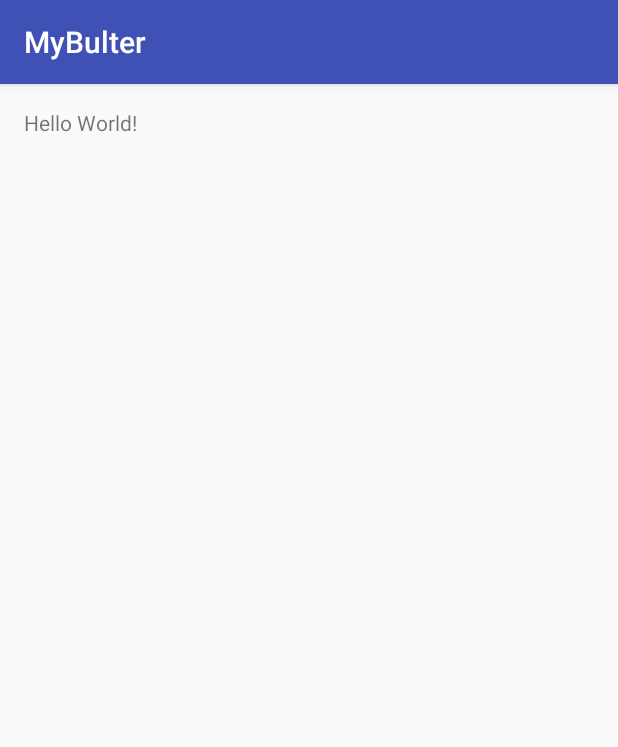
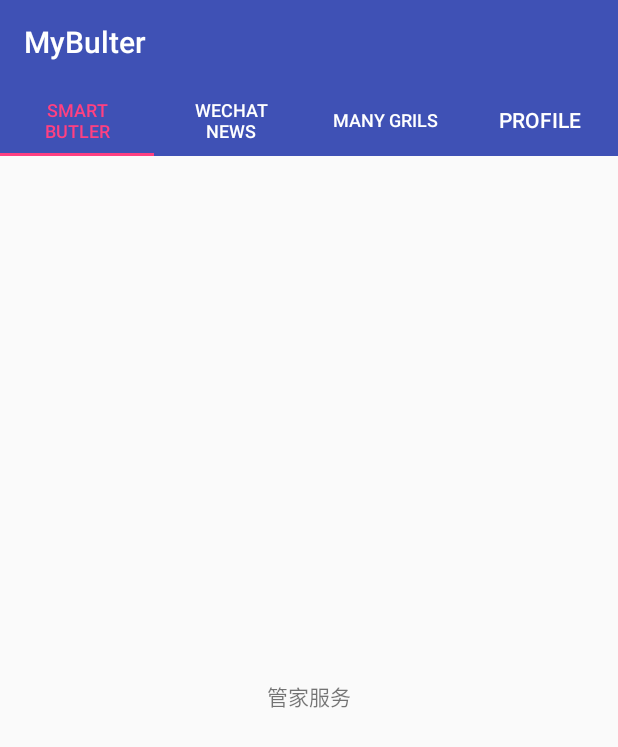
Before and after one commit to yxnne/MyBulter, an Android app: the screen it shows after launch (MainActivity), on a phone screen of 412 x 824 dp. Shown: the top 747 px of the screen. Run offline under Robolectric (Android 15) with nearby library versions, the phone set to English and light mode, and no system bars.

Commit message:
MainPage ： FLoatingActionButton TabLayout+ViewPager and Fragment

```diff
--- a/app/build.gradle
+++ b/app/build.gradle
@@ -25,5 +25,6 @@ dependencies {
         exclude group: 'com.android.support', module: 'support-annotations'
     })
     compile 'com.android.support:appcompat-v7:23.4.0'
+    compile 'com.android.support:design:23.4.0'
     testCompile 'junit:junit:4.12'
 }
--- a/app/src/main/java/com/yxnne/mybulter/MainActivity.java
+++ b/app/src/main/java/com/yxnne/mybulter/MainActivity.java
@@ -1,13 +1,137 @@
 package com.yxnne.mybulter;
 
+import android.content.Intent;
+import android.support.design.widget.FloatingActionButton;
+import android.support.design.widget.TabLayout;
+import android.support.v4.app.Fragment;
+import android.support.v4.app.FragmentPagerAdapter;
+import android.support.v4.view.ViewPager;
 import android.support.v7.app.AppCompatActivity;
 import android.os.Bundle;
+import android.view.View;
 
-public class MainActivity extends AppCompatActivity {
+import com.yxnne.mybulter.activity.SettingActivity;
+import com.yxnne.mybulter.fragment.ButlerFragment;
+import com.yxnne.mybulter.fragment.GrilFragment;
+import com.yxnne.mybulter.fragment.UserFragment;
+import com.yxnne.mybulter.fragment.WeChatFragment;
+
+import java.util.ArrayList;
+import java.util.List;
+
+public class MainActivity extends AppCompatActivity implements View.OnClickListener {
+
+    //控件
+    private TabLayout mTabLayout;
+    private ViewPager mViewPager;
+    private FloatingActionButton mFab;
+
+    //mTabLayout 要使用的标签列表
+    private List<String> mTittle;
+    //ViewPager 中放入的Fragment
+    private List<Fragment> mFragments;
 
     @Override
     protected void onCreate(Bundle savedInstanceState) {
         super.onCreate(savedInstanceState);
         setContentView(R.layout.activity_main);
+        //去掉actionbar的阴影
+        getSupportActionBar().setElevation(0);
+        initData();
+        initView();
+    }
+
+    /**
+     * 初始化控件
+     */
+    private void initView() {
+        mTabLayout = (TabLayout) findViewById(R.id.tab_main);
+        mViewPager = (ViewPager) findViewById(R.id.vp_main);
+        mFab = (FloatingActionButton) findViewById(R.id.fab_main);
+        //懸浮按鈕點擊事件
+        mFab.setOnClickListener(this);
+        //首页隐藏掉
+        mFab.setVisibility(View.GONE);
+
+        //ViewPager预加载
+        mViewPager.setOffscreenPageLimit(mFragments.size());
+        //ViewPager设置适配器
+        mViewPager.setAdapter(new FragmentPagerAdapter(getSupportFragmentManager()) {
+            @Override
+            public Fragment getItem(int position) {
+                return mFragments.get(position);
+            }
+
+            @Override
+            public int getCount() {
+                return mFragments.size();
+            }
+
+            //设置标题
+            @Override
+            public CharSequence getPageTitle(int position) {
+                return mTittle.get(position);
+            }
+        });
+        //ViewPager的滑动监听
+        mViewPager.addOnPageChangeListener(new ViewPager.OnPageChangeListener() {
+            @Override
+            public void onPageScrolled(int position, float positionOffset, int positionOffsetPixels) {
+
+            }
+
+            @Override
+            public void onPageSelected(int position) {
+                //在第一页隐藏掉FloatingActionButton
+                if(mFab != null) {
+                    if (position == 0) {
+                        mFab.setVisibility(View.GONE);
+
+                    }else{
+                        mFab.setVisibility(View.VISIBLE);
+                    }
+                }
+            }
+
+            @Override
+            public void onPageScrollStateChanged(int state) {
+
+            }
+        });
+
+        //ViewPager和TabLayout进行绑定
+        mTabLayout.setupWithViewPager(mViewPager);
+
+    }
+
+    /**
+     * 初始化数据
+     */
+    private void initData() {
+        mTittle = new ArrayList<>();
+        mTittle.add(getString(R.string.tag_main_1));
+        mTittle.add(getString(R.string.tag_main_2));
+        mTittle.add(getString(R.string.tag_main_3));
+        mTittle.add(getString(R.string.tag_main_4));
+
+        mFragments = new ArrayList<>();
+        mFragments.add(new ButlerFragment());
+        mFragments.add(new WeChatFragment());
+        mFragments.add(new GrilFragment());
+        mFragments.add(new UserFragment());
+
+    }
+
+    @Override
+    public void onClick(View v) {
+        switch (v.getId()){
+            case R.id.fab_main://跳转到设置界面
+                Intent intent = new Intent(MainActivity.this, SettingActivity.class);
+                startActivity(intent);
+                break;
+            default:
+                break;
+
+        }
     }
 }
--- /dev/null
+++ b/app/src/main/java/com/yxnne/mybulter/fragment/ButlerFragment.java
@@ -0,0 +1,26 @@
+package com.yxnne.mybulter.fragment;
+
+import android.os.Bundle;
+import android.support.annotation.Nullable;
+import android.support.v4.app.Fragment;
+import android.view.LayoutInflater;
+import android.view.View;
+import android.view.ViewGroup;
+
+import com.yxnne.mybulter.R;
+
+/**
+ * Class Full Name  : com.yxnne.mybulter.fragment.ButlerFragment
+ * Author Name      : yxnne
+ * Create Time      : 2017/2/7
+ * Project Name     : MyBulter
+ * Descriptions     : 管家服务
+ */
+public class ButlerFragment extends Fragment {
+    @Nullable
+    @Override
+    public View onCreateView(LayoutInflater inflater, @Nullable ViewGroup container, @Nullable Bundle savedInstanceState) {
+        View view = inflater.inflate(R.layout.fragment_butler,null);
+        return view;
+    }
+}
--- /dev/null
+++ b/app/src/main/java/com/yxnne/mybulter/fragment/GrilFragment.java
@@ -0,0 +1,26 @@
+package com.yxnne.mybulter.fragment;
+
+import android.os.Bundle;
+import android.support.annotation.Nullable;
+import android.support.v4.app.Fragment;
+import android.view.LayoutInflater;
+import android.view.View;
+import android.view.ViewGroup;
+
+import com.yxnne.mybulter.R;
+
+/**
+ * Class Full Name  : com.yxnne.mybulter.fragment.ButlerFragment
+ * Author Name      : yxnne
+ * Create Time      : 2017/2/7
+ * Project Name     : MyBulter
+ * Descriptions     : 图片服务
+ */
+public class GrilFragment extends Fragment {
+    @Nullable
+    @Override
+    public View onCreateView(LayoutInflater inflater, @Nullable ViewGroup container, @Nullable Bundle savedInstanceState) {
+        View view = inflater.inflate(R.layout.fragment_gril,null);
+        return view;
+    }
+}
--- /dev/null
+++ b/app/src/main/java/com/yxnne/mybulter/fragment/UserFragment.java
@@ -0,0 +1,26 @@
+package com.yxnne.mybulter.fragment;
+
+import android.os.Bundle;
+import android.support.annotation.Nullable;
+import android.support.v4.app.Fragment;
+import android.view.LayoutInflater;
+import android.view.View;
+import android.view.ViewGroup;
+
+import com.yxnne.mybulter.R;
+
+/**
+ * Class Full Name  : com.yxnne.mybulter.fragment.ButlerFragment
+ * Author Name      : yxnne
+ * Create Time      : 2017/2/7
+ * Project Name     : MyBulter
+ * Descriptions     : 个人服务
+ */
+public class UserFragment extends Fragment {
+    @Nullable
+    @Override
+    public View onCreateView(LayoutInflater inflater, @Nullable ViewGroup container, @Nullable Bundle savedInstanceState) {
+        View view = inflater.inflate(R.layout.fragment_user,null);
+        return view;
+    }
+}
--- /dev/null
+++ b/app/src/main/java/com/yxnne/mybulter/fragment/WeChatFragment.java
@@ -0,0 +1,26 @@
+package com.yxnne.mybulter.fragment;
+
+import android.os.Bundle;
+import android.support.annotation.Nullable;
+import android.support.v4.app.Fragment;
+import android.view.LayoutInflater;
+import android.view.View;
+import android.view.ViewGroup;
+
+import com.yxnne.mybulter.R;
+
+/**
+ * Class Full Name  : com.yxnne.mybulter.fragment.ButlerFragment
+ * Author Name      : yxnne
+ * Create Time      : 2017/2/7
+ * Project Name     : MyBulter
+ * Descriptions     : 微信精选服务
+ */
+public class WeChatFragment extends Fragment {
+    @Nullable
+    @Override
+    public View onCreateView(LayoutInflater inflater, @Nullable ViewGroup container, @Nullable Bundle savedInstanceState) {
+        View view = inflater.inflate(R.layout.fragment_wechat,null);
+        return view;
+    }
+}
--- a/app/src/main/res/layout/activity_main.xml
+++ b/app/src/main/res/layout/activity_main.xml
@@ -1,18 +1,48 @@
 <?xml version="1.0" encoding="utf-8"?>
-<RelativeLayout
-    xmlns:android="http://schemas.android.com/apk/res/android"
+<RelativeLayout xmlns:android="http://schemas.android.com/apk/res/android"
+    xmlns:app="http://schemas.android.com/apk/res-auto"
     xmlns:tools="http://schemas.android.com/tools"
     android:id="@+id/activity_main"
     android:layout_width="match_parent"
     android:layout_height="match_parent"
-    android:paddingBottom="@dimen/activity_vertical_margin"
-    android:paddingLeft="@dimen/activity_horizontal_margin"
-    android:paddingRight="@dimen/activity_horizontal_margin"
-    android:paddingTop="@dimen/activity_vertical_margin"
+
     tools:context="com.yxnne.mybulter.MainActivity">
 
-    <TextView
-        android:layout_width="wrap_content"
-        android:layout_height="wrap_content"
-        android:text="Hello World!"/>
+    <LinearLayout
+        android:layout_width="match_parent"
+        android:layout_height="match_parent"
+        android:orientation="vertical">
+
+
+        <android.support.design.widget.TabLayout
+            android:id="@+id/tab_main"
+            android:layout_width="match_parent"
+            android:layout_height="wrap_content"
+            android:background="@color/colorPrimary"
+            app:tabGravity="fill"
+            app:tabIndicatorColor="@color/colorAccent"
+            app:tabMode="fixed"
+            app:tabSelectedTextColor="@color/colorAccent"
+            app:tabTextColor="@android:color/white" />
+
+        <android.support.v4.view.ViewPager
+            android:id="@+id/vp_main"
+            android:layout_width="match_parent"
+            android:layout_height="0dp"
+            android:layout_weight="1">
+
+        </android.support.v4.view.ViewPager>
+
+
+    </LinearLayout>
+<android.support.design.widget.FloatingActionButton
+    android:id="@+id/fab_main"
+    android:layout_width="wrap_content"
+    android:layout_height="wrap_content"
+    android:layout_alignParentBottom="true"
+    android:layout_alignParentEnd="true"
+    android:layout_marginEnd="15dp"
+    android:layout_marginBottom="15dp"
+    android:src="@drawable/icon_setting"/>
+
 </RelativeLayout>
--- /dev/null
+++ b/app/src/main/res/layout/fragment_butler.xml
@@ -0,0 +1,14 @@
+<?xml version="1.0" encoding="utf-8"?>
+<RelativeLayout
+    xmlns:android="http://schemas.android.com/apk/res/android"
+    xmlns:tools="http://schemas.android.com/tools"
+    android:id="@+id/activity_main"
+    android:layout_width="match_parent"
+    android:layout_height="match_parent"
+    tools:context="com.yxnne.mybulter.MainActivity">
+   <TextView
+       android:layout_width="wrap_content"
+       android:layout_height="wrap_content"
+       android:layout_centerInParent="true"
+       android:text="管家服务"/>
+</RelativeLayout>
--- a/app/src/main/res/values/strings.xml
+++ b/app/src/main/res/values/strings.xml
@@ -1,3 +1,9 @@
 <resources>
     <string name="app_name">MyBulter</string>
+    <string name="tag_main_1">Smart Butler</string>
+    <string name="tag_main_2">WeChat News</string>
+    <string name="tag_main_3">Many Grils</string>
+    <string name="tag_main_4">Profile</string>
+
+
 </resources>
```
Also changed, not shown: app/src/main/AndroidManifest.xml (+4 -3 lines), app/src/main/java/com/yxnne/mybulter/activity/SettingActivity.java (added, +15 -0 lines), app/src/main/res/layout/activity_setting.xml (added, +20 -0 lines), app/src/main/res/layout/fragment_gril.xml (added, +14 -0 lines), app/src/main/res/layout/fragment_user.xml (added, +14 -0 lines), app/src/main/res/layout/fragment_wechat.xml (added, +14 -0 lines), app/src/main/res/drawable/icon_setting.png (added), 2 other files.
